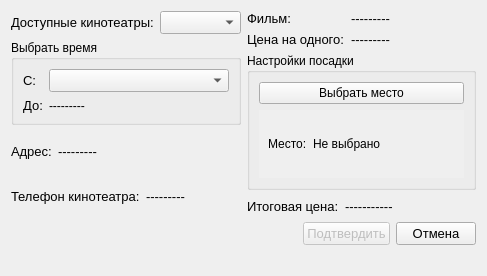
Above: ui_files/buy_tck.ui from gg-master/Cinema_prj before the change. Below: the same form after it.
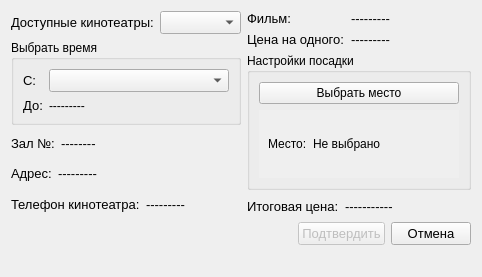
That is the form after the change.

The edit to the form file:
```diff
--- a/ui_files/buy_tck.ui
+++ b/ui_files/buy_tck.ui
@@ -6,8 +6,8 @@
    <rect>
     <x>0</x>
     <y>0</y>
-    <width>487</width>
-    <height>249</height>
+    <width>482</width>
+    <height>277</height>
    </rect>
   </property>
   <property name="sizePolicy">
@@ -25,7 +25,7 @@
   <property name="maximumSize">
    <size>
     <width>16777215</width>
-    <height>249</height>
+    <height>277</height>
    </size>
   </property>
   <property name="windowTitle">
@@ -144,6 +144,46 @@
            </item>
           </layout>
          </item>
+         <item>
+          <layout class="QHBoxLayout" name="horizontalLayout_4">
+           <item>
+            <widget class="QLabel" name="label_7">
+             <property name="sizePolicy">
+              <sizepolicy hsizetype="Maximum" vsizetype="Preferred">
+               <horstretch>0</horstretch>
+               <verstretch>0</verstretch>
+              </sizepolicy>
+             </property>
+             <property name="font">
+              <font>
+               <pointsize>10</pointsize>
+              </font>
+             </property>
+             <property name="text">
+              <string>Зал №:</string>
+             </property>
+            </widget>
+           </item>
+           <item>
+            <widget class="QLabel" name="hall">
+             <property name="sizePolicy">
+              <sizepolicy hsizetype="Preferred" vsizetype="Preferred">
+               <horstretch>0</horstretch>
+               <verstretch>0</verstretch>
+              </sizepolicy>
+             </property>
+             <property name="font">
+              <font>
+               <pointsize>10</pointsize>
+              </font>
+             </property>
+             <property name="text">
+              <string>--------</string>
+             </property>
+            </widget>
+           </item>
+          </layout>
+         </item>
          <item>
           <layout class="QHBoxLayout" name="horizontalLayout">
            <item>
@@ -310,8 +350,8 @@
                 <rect>
                  <x>0</x>
                  <y>0</y>
-                 <width>184</width>
-                 <height>40</height>
+                 <width>196</width>
+                 <height>60</height>
                 </rect>
                </property>
                <layout class="QVBoxLayout" name="verticalLayout_7">
```
